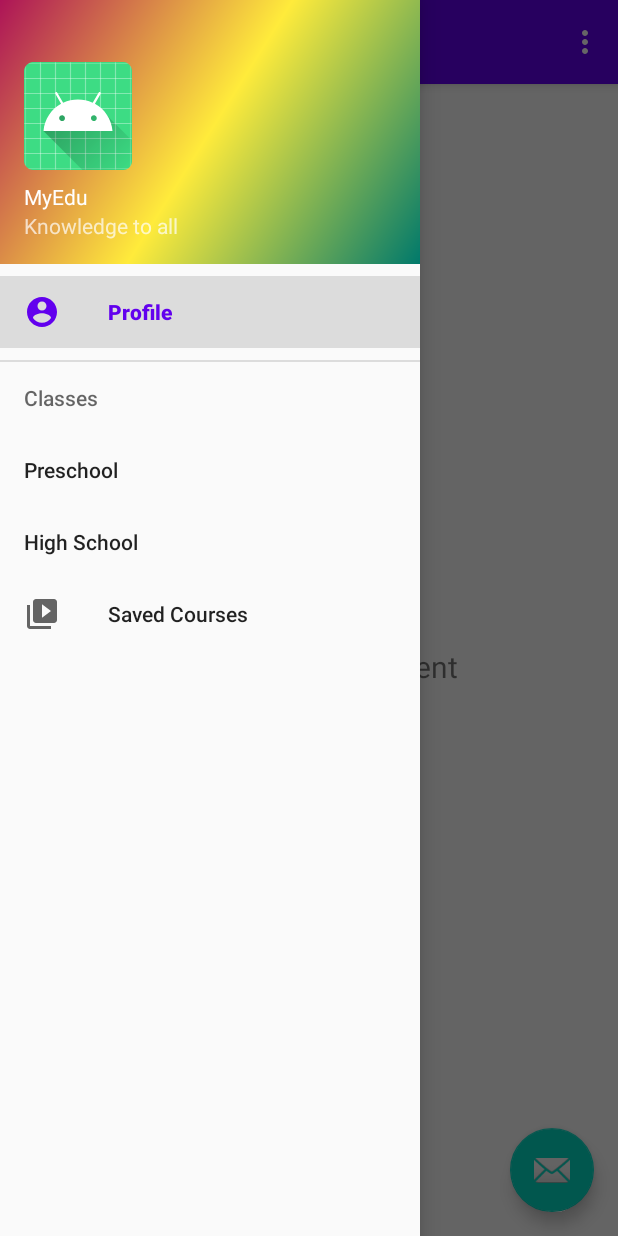
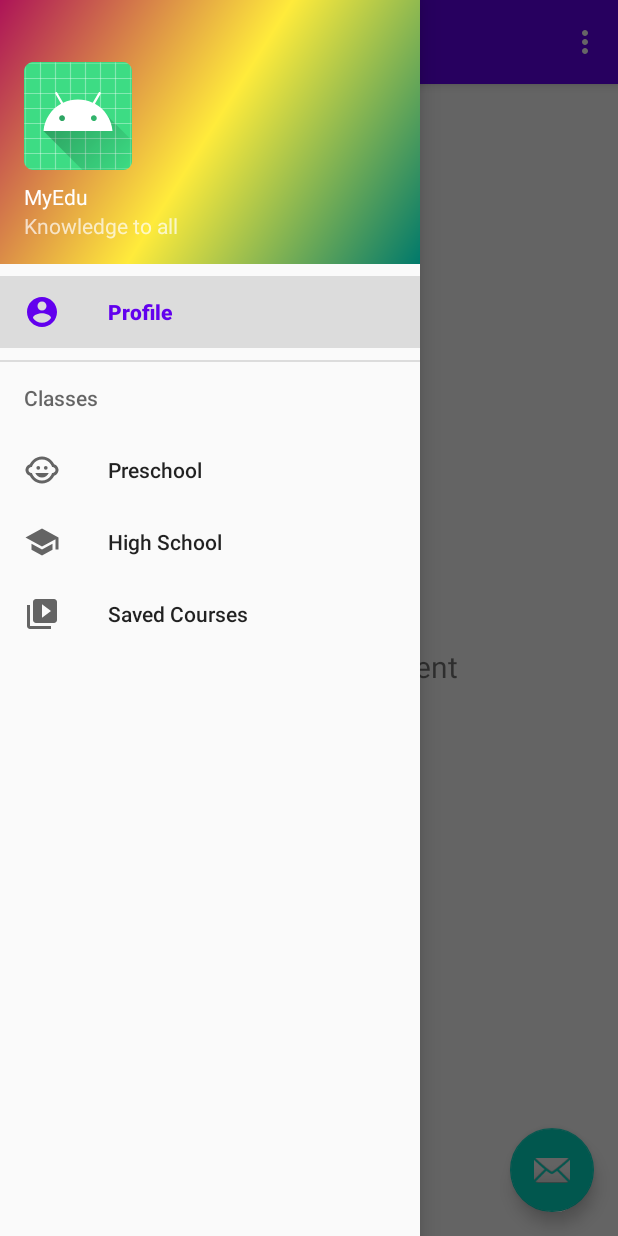
Before and after one commit to Samuel-dot-cloud/MyEdu, an Android app: the screen it shows after launch (MainActivity), with the side drawer open, on a phone screen of 412 x 824 dp. Run offline under Robolectric (Android 15) with nearby library versions, the phone set to English and light mode, and no system bars; our stand-ins replace navigation-ui.

Commit message:
Adding icons to class sub categories

```diff
--- /dev/null
+++ b/app/src/main/res/drawable/ic_child.xml
@@ -0,0 +1,16 @@
+<vector xmlns:android="http://schemas.android.com/apk/res/android"
+    android:width="24dp"
+    android:height="24dp"
+    android:viewportWidth="24"
+    android:viewportHeight="24"
+    android:tint="?attr/colorControlNormal">
+  <path
+      android:fillColor="@android:color/white"
+      android:pathData="M14.5,10.5m-1.25,0a1.25,1.25 0,1 1,2.5 0a1.25,1.25 0,1 1,-2.5 0"/>
+  <path
+      android:fillColor="@android:color/white"
+      android:pathData="M9.5,10.5m-1.25,0a1.25,1.25 0,1 1,2.5 0a1.25,1.25 0,1 1,-2.5 0"/>
+  <path
+      android:fillColor="@android:color/white"
+      android:pathData="M22.94,12.66c0.04,-0.21 0.06,-0.43 0.06,-0.66s-0.02,-0.45 -0.06,-0.66c-0.25,-1.51 -1.36,-2.74 -2.81,-3.17 -0.53,-1.12 -1.28,-2.1 -2.19,-2.91C16.36,3.85 14.28,3 12,3s-4.36,0.85 -5.94,2.26c-0.92,0.81 -1.67,1.8 -2.19,2.91 -1.45,0.43 -2.56,1.65 -2.81,3.17 -0.04,0.21 -0.06,0.43 -0.06,0.66s0.02,0.45 0.06,0.66c0.25,1.51 1.36,2.74 2.81,3.17 0.52,1.11 1.27,2.09 2.17,2.89C7.62,20.14 9.71,21 12,21s4.38,-0.86 5.97,-2.28c0.9,-0.8 1.65,-1.79 2.17,-2.89 1.44,-0.43 2.55,-1.65 2.8,-3.17zM19,14c-0.1,0 -0.19,-0.02 -0.29,-0.03 -0.2,0.67 -0.49,1.29 -0.86,1.86C16.6,17.74 14.45,19 12,19s-4.6,-1.26 -5.85,-3.17c-0.37,-0.57 -0.66,-1.19 -0.86,-1.86 -0.1,0.01 -0.19,0.03 -0.29,0.03 -1.1,0 -2,-0.9 -2,-2s0.9,-2 2,-2c0.1,0 0.19,0.02 0.29,0.03 0.2,-0.67 0.49,-1.29 0.86,-1.86C7.4,6.26 9.55,5 12,5s4.6,1.26 5.85,3.17c0.37,0.57 0.66,1.19 0.86,1.86 0.1,-0.01 0.19,-0.03 0.29,-0.03 1.1,0 2,0.9 2,2s-0.9,2 -2,2zM7.5,14c0.76,1.77 2.49,3 4.5,3s3.74,-1.23 4.5,-3h-9z"/>
+</vector>
--- /dev/null
+++ b/app/src/main/res/drawable/ic_school.xml
@@ -0,0 +1,10 @@
+<vector xmlns:android="http://schemas.android.com/apk/res/android"
+    android:width="24dp"
+    android:height="24dp"
+    android:viewportWidth="24"
+    android:viewportHeight="24"
+    android:tint="?attr/colorControlNormal">
+  <path
+      android:fillColor="@android:color/white"
+      android:pathData="M5,13.18v4L12,21l7,-3.82v-4L12,17l-7,-3.82zM12,3L1,9l11,6 9,-4.91V17h2V9L12,3z"/>
+</vector>
--- a/app/src/main/res/menu/activity_main_drawer.xml
+++ b/app/src/main/res/menu/activity_main_drawer.xml
@@ -17,10 +17,12 @@
                 <group android:checkableBehavior="single">
                 <item
                     android:id="@+id/preschool"
-                    android:title="@string/preschool" />
+                    android:title="@string/preschool"
+                    android:icon="@drawable/ic_child"/>
                 <item
                     android:id="@+id/highSchool"
-                    android:title="@string/high_school" />
+                    android:title="@string/high_school"
+                    android:icon="@drawable/ic_school"/>
                 </group>
             </menu>
         </item>
```
